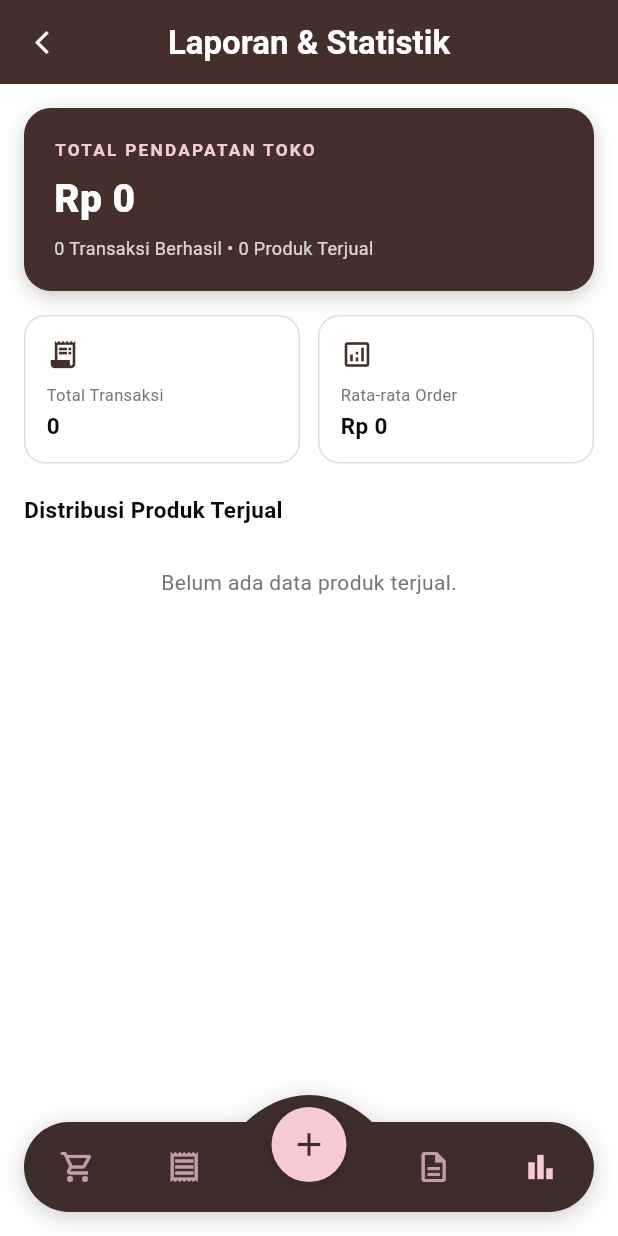
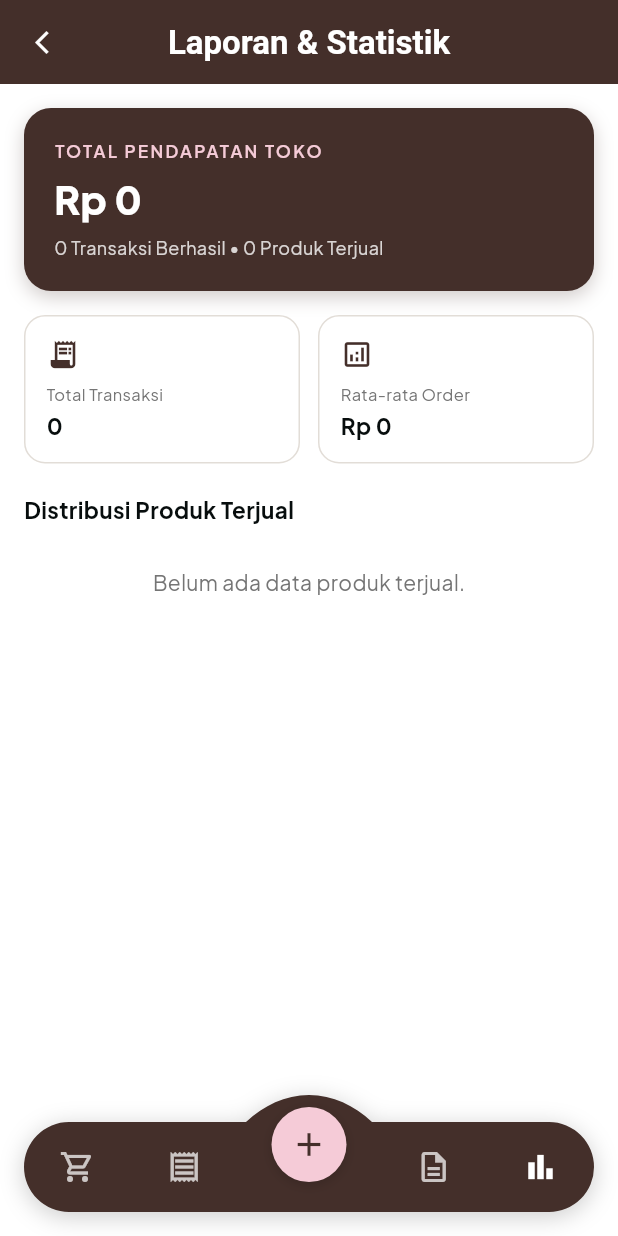
Before and after one commit to nomoufco-dev/naegablev2, a Flutter app: the SalesReportScreen screen opened by its route, on a phone screen of 412 x 824 dp. Run offline on Flutter 3.47's test engine with Material 3 defaults, Android fonts, the phone set to English and light mode, and no system bars; our stand-ins replace flutter_riverpod, go_router, sqflite; accounts and stored records are empty.

Commit message:
fix: selaraskan desain dengan Figma (ikon nav putih, font Plus Jakarta Sans)
- CustomBottomNavBar: 4 ikon tab kini putih sesuai Figma (sebelumnya pink);
  warna nav & FAB diseragamkan ke AppColors (primary/blush)
- Tambah font Plus Jakarta Sans (bundled) sebagai fontFamily global
  sesuai spec Figma 'sans-serif rounded modern'
- Regenerate golden tests nav
- flutter analyze: 0 issue; flutter test: 32/32 lulus

```diff
--- a/lib/core/theme/app_theme.dart
+++ b/lib/core/theme/app_theme.dart
@@ -9,6 +9,8 @@ abstract final class AppTheme {
   static ThemeData get lightTheme {
     return ThemeData(
       useMaterial3: true,
+      // Font sesuai Figma: sans-serif rounded modern (Plus Jakarta Sans)
+      fontFamily: 'PlusJakartaSans',
       scaffoldBackgroundColor: AppColors.background,
       primaryColor: AppColors.primary,
       colorScheme: const ColorScheme(
--- a/lib/core/widgets/custom_bottom_nav_bar.dart
+++ b/lib/core/widgets/custom_bottom_nav_bar.dart
@@ -1,10 +1,12 @@
 import 'dart:ui' show lerpDouble;
 import 'package:flutter/material.dart';
+import '../constants/app_colors.dart';
 import '../constants/app_spacing.dart';
 
-/// Navigation bar melayang berbentuk kapsul:
-/// - State Normal: `design-system/nav 1.png` (Upward dome melengkung ke atas dengan bulatan FAB pink (+) konsentris)
-/// - State Morphing / Terbuka: `design-system/nav 2.png` (Cekungan cradle berlubang ke bawah tempat menempelnya modal)
+/// Navigation bar melayang berbentuk kapsul sesuai Figma:
+/// - State Normal: dome melengkung ke atas dengan bulatan FAB pink (+) konsentris
+/// - State Morphing / Terbuka: cekungan cradle berlubang ke bawah tempat menempelnya modal
+/// - 4 ikon tab putih (selected penuh, inaktif 72% opacity), FAB lingkaran pink.
 class CustomBottomNavBar extends StatelessWidget {
   const CustomBottomNavBar({
     super.key,
@@ -44,11 +46,11 @@ class CustomBottomNavBar extends StatelessWidget {
         clipBehavior: Clip.none,
         alignment: Alignment.bottomCenter,
         children: [
-          // Background Bar Kapsul Melayang Sesuai nav 1.png & nav 2.png
+          // Background Bar Kapsul Melayang
           CustomPaint(
             size: const Size(double.infinity, 78.0),
             painter: _NotchedPillPainter(
-              color: const Color(0xFF3E2D2A), // Deep Espresso Brown nav 1.png
+              color: AppColors.primary, // Cokelat tua sesuai Figma
               morphProgress: progress,
             ),
             child: SizedBox(
@@ -85,7 +87,7 @@ class CustomBottomNavBar extends StatelessWidget {
             ),
           ),
 
-          // Central FAB (+) Sesuai nav 1.png
+          // Central FAB (+) — lingkaran pink menonjol di tengah sesuai Figma
           // Memberikan margin clearance merata di sekeliling bulatan tombol (+)
           if (fabOpacity > 0.0)
             Positioned(
@@ -103,7 +105,7 @@ class CustomBottomNavBar extends StatelessWidget {
                         width: fabRadius * 2,
                         height: fabRadius * 2,
                         decoration: BoxDecoration(
-                          color: const Color(0xFFF6CAD4), // Pastel Blush Pink nav 1.png
+                          color: AppColors.blush, // Pink blush sesuai Figma
                           shape: BoxShape.circle,
                           boxShadow: [
                             BoxShadow(
@@ -116,7 +118,7 @@ class CustomBottomNavBar extends StatelessWidget {
                         alignment: Alignment.center,
                         child: const Icon(
                           Icons.add,
-                          color: Color(0xFF3E2D2A), // Dark Brown plus icon nav 1.png
+                          color: AppColors.primary, // Cokelat tua
                           size: 26.0,
                         ),
                       ),
@@ -141,10 +143,10 @@ class CustomBottomNavBar extends StatelessWidget {
       onPressed: () => onItemSelected?.call(index),
       icon: Icon(
         icon,
-        // nav 1.png: ikon pastel pink (#F6CAD4) dengan opacity halus untuk inaktif
+        // Figma: 4 ikon tab putih (inaktif dengan opacity halus)
         color: isSelected
-            ? const Color(0xFFF6CAD4)
-            : const Color(0xFFF6CAD4).withValues(alpha: 0.72),
+            ? Colors.white
+            : Colors.white.withValues(alpha: 0.72),
         size: 24.0,
       ),
     );
--- a/pubspec.yaml
+++ b/pubspec.yaml
@@ -79,7 +79,10 @@ flutter:
   # "family" key with the font family name, and a "fonts" key with a
   # list giving the asset and other descriptors for the font. For
   # example:
-  # fonts:
+  fonts:
+    - family: PlusJakartaSans
+      fonts:
+        - asset: assets/fonts/PlusJakartaSans-Variable.ttf
   #   - family: Schyler
   #     fonts:
   #       - asset: fonts/Schyler-Regular.ttf
```
Also changed, not shown: assets/fonts/PlusJakartaSans-Variable.ttf (added), 7 other files.
